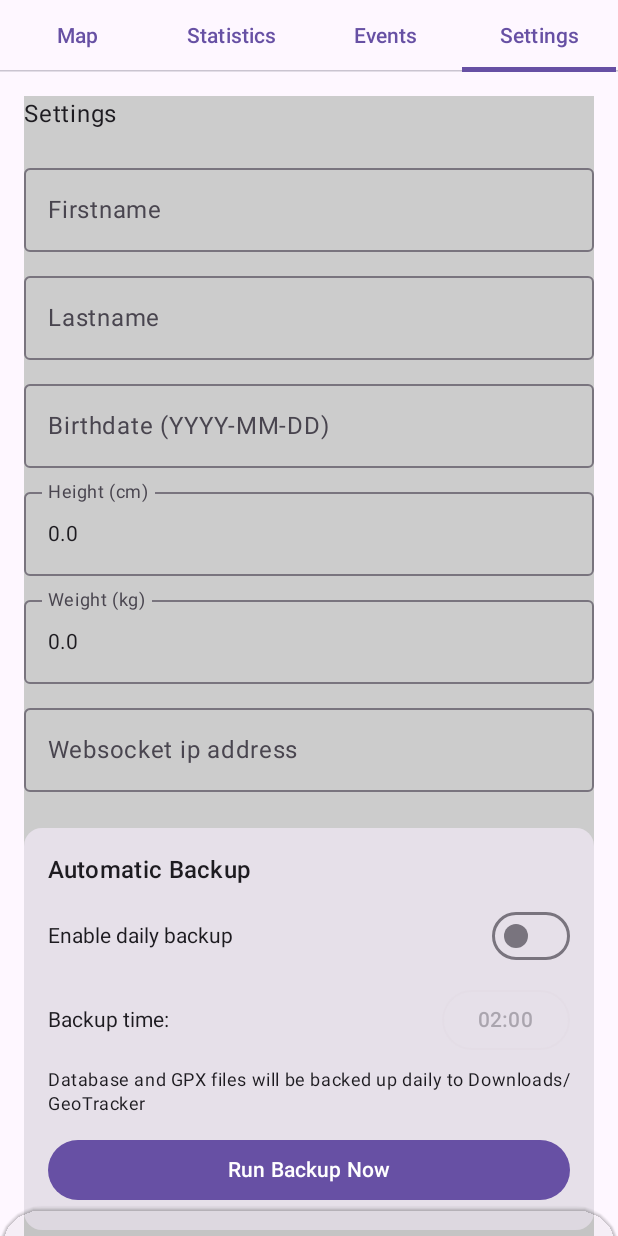
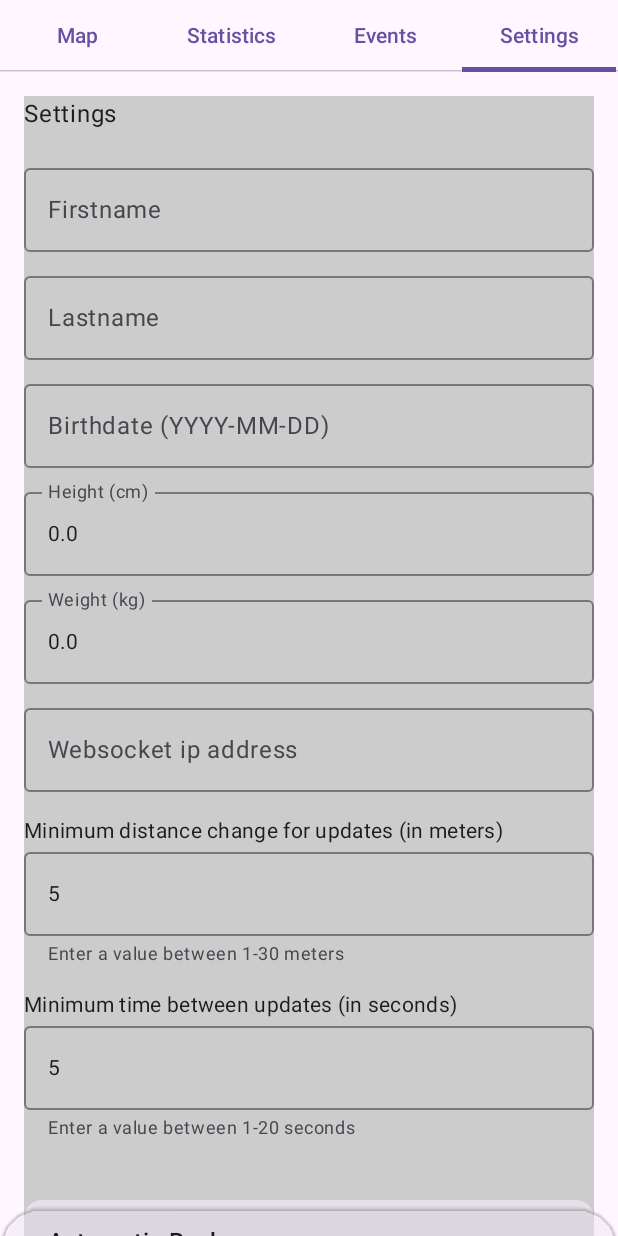
Before and after one commit to bernd-roth/GeoTracker, an Android app built with Jetpack Compose: the screen it shows after launch (MainActivity), tab 4 chosen, on a phone screen of 412 x 824 dp. Run offline under Robolectric (Android 15) with nearby library versions, the phone set to English and light mode, and no system bars; our stand-ins replace EventBus; libraries missing offline, so code that uses them is left out: org.osmdroid.config, org.osmdroid.tileprovider, org.osmdroid.util, org.osmdroid.views; pictures from the network do not load; 3 statements that could not run were skipped.

Commit message:
* implementing 2 input fields for distance and time between updates

```diff
--- /dev/null
+++ b/app/src/main/java/at/co/netconsulting/geotracker/composables/DropdownComponents.kt
@@ -0,0 +1,105 @@
+package at.co.netconsulting.geotracker.composables
+
+import androidx.compose.foundation.layout.Column
+import androidx.compose.foundation.layout.Spacer
+import androidx.compose.foundation.layout.fillMaxWidth
+import androidx.compose.foundation.layout.height
+import androidx.compose.material3.MaterialTheme
+import androidx.compose.material3.OutlinedTextField
+import androidx.compose.material3.Text
+import androidx.compose.runtime.Composable
+import androidx.compose.runtime.getValue
+import androidx.compose.runtime.mutableStateOf
+import androidx.compose.runtime.remember
+import androidx.compose.runtime.setValue
+import androidx.compose.ui.Modifier
+import androidx.compose.ui.platform.LocalContext
+import androidx.compose.ui.text.input.KeyboardType
+import androidx.compose.ui.unit.dp
+
+// Simple direct input for distance
+@Composable
+fun DistanceDropdown(
+    value: Int,
+    onValueChange: (Int) -> Unit,
+    modifier: Modifier = Modifier
+) {
+    val context = LocalContext.current
+    // Track the text input separately from the Int value
+    var textInput by remember { mutableStateOf(value.toString()) }
+
+    Column(modifier = modifier) {
+        Text(
+            text = "Minimum distance change for updates (in meters)",
+            style = MaterialTheme.typography.bodyMedium
+        )
+        Spacer(modifier = Modifier.height(4.dp))
+
+        OutlinedTextField(
+            value = textInput,
+            onValueChange = { input ->
+                // Always update the text first
+                textInput = input
+
+                // Then try to parse the number
+                val newValue = input.toIntOrNull()
+                if (newValue != null && newValue in 1..30) {
+                    onValueChange(newValue)
+                }
+            },
+            modifier = Modifier.fillMaxWidth(),
+            keyboardOptions = androidx.compose.foundation.text.KeyboardOptions(
+                keyboardType = KeyboardType.Number
+            ),
+            supportingText = { Text("Enter a value between 1-30 meters") }
+        )
+    }
+}
+
+// Simple direct input for time
+@Composable
+fun TimeDropdown(
+    value: Int,
+    onValueChange: (Int) -> Unit,
+    modifier: Modifier = Modifier
+) {
+    val context = LocalContext.current
+    var textInput by remember { mutableStateOf(value.toString()) }
+
+    Column(modifier = modifier) {
+        Text(
+            text = "Minimum time between updates (in seconds)",
+            style = MaterialTheme.typography.bodyMedium
+        )
+        Spacer(modifier = Modifier.height(4.dp))
+
+        OutlinedTextField(
+            value = textInput,
+            onValueChange = { input ->
+                // Always update the text first
+                textInput = input
+
+                // Then try to parse the number
+                val newValue = input.toIntOrNull()
+                if (newValue != null && newValue in 1..20) {
+                    onValueChange(newValue)
+                }
+            },
+            modifier = Modifier.fillMaxWidth(),
+            keyboardOptions = androidx.compose.foundation.text.KeyboardOptions(
+                keyboardType = KeyboardType.Number
+            ),
+            supportingText = { Text("Enter a value between 1-20 seconds") }
+        )
+    }
+}
+
+@Composable
+fun ManualInputOption(
+    distanceValue: Int,
+    timeValue: Int,
+    onDistanceChange: (Int) -> Unit,
+    onTimeChange: (Int) -> Unit,
+    modifier: Modifier = Modifier
+) {
+}
--- a/app/src/main/java/at/co/netconsulting/geotracker/composables/SettingsScreen.kt
+++ b/app/src/main/java/at/co/netconsulting/geotracker/composables/SettingsScreen.kt
@@ -11,6 +11,8 @@ import android.os.PowerManager
 import android.provider.Settings
 import android.widget.Toast
 import androidx.compose.foundation.background
+import androidx.compose.foundation.clickable
+import androidx.compose.foundation.layout.Box
 import androidx.compose.foundation.layout.Column
 import androidx.compose.foundation.layout.Row
 import androidx.compose.foundation.layout.Spacer
@@ -21,9 +23,14 @@ import androidx.compose.foundation.layout.padding
 import androidx.compose.foundation.layout.width
 import androidx.compose.foundation.rememberScrollState
 import androidx.compose.foundation.verticalScroll
+import androidx.compose.material.icons.Icons
+import androidx.compose.material.icons.filled.ArrowDropDown
 import androidx.compose.material3.AlertDialog
 import androidx.compose.material3.Button
 import androidx.compose.material3.Card
+import androidx.compose.material3.DropdownMenu
+import androidx.compose.material3.DropdownMenuItem
+import androidx.compose.material3.Icon
 import androidx.compose.material3.MaterialTheme
 import androidx.compose.material3.OutlinedButton
 import androidx.compose.material3.OutlinedTextField
@@ -79,6 +86,19 @@ fun SettingsScreen() {
     var websocketserver by remember {
         mutableStateOf(sharedPreferences.getString("websocketserver", "") ?: "")
     }
+
+    // Added dropdown state for minimum distance
+    var minDistanceMeters by remember {
+        mutableStateOf(sharedPreferences.getInt("minDistanceMeters", 5))
+    }
+
+    var minDistanceExpanded by remember { mutableStateOf(false) }
+
+    // Added dropdown state for minimum time
+    var minTimeSeconds by remember {
+        mutableStateOf(sharedPreferences.getInt("minTimeSeconds", 5))
+    }
+    var minTimeExpanded by remember { mutableStateOf(false) }
 
     // Auto backup settings
     var autoBackupEnabled by remember {
@@ -177,6 +197,30 @@ fun SettingsScreen() {
             onValueChange = { websocketserver = it },
             label = { Text("Websocket ip address") },
             keyboardOptions = androidx.compose.foundation.text.KeyboardOptions(keyboardType = KeyboardType.Text),
+            modifier = Modifier.fillMaxWidth()
+        )
+        Spacer(modifier = Modifier.height(16.dp))
+
+        // Minimum distance dropdown
+        DistanceDropdown(
+            value = minDistanceMeters,
+            onValueChange = { minDistanceMeters = it },
+            modifier = Modifier.fillMaxWidth()
+        )
+        Spacer(modifier = Modifier.height(16.dp))
+
+        TimeDropdown(
+            value = minTimeSeconds,
+            onValueChange = { minTimeSeconds = it },
+            modifier = Modifier.fillMaxWidth()
+        )
+        Spacer(modifier = Modifier.height(16.dp))
+
+        ManualInputOption(
+            distanceValue = minDistanceMeters,
+            timeValue = minTimeSeconds,
+            onDistanceChange = { minDistanceMeters = it },
+            onTimeChange = { minTimeSeconds = it },
             modifier = Modifier.fillMaxWidth()
         )
         Spacer(modifier = Modifier.height(16.dp))
@@ -324,7 +368,9 @@ fun SettingsScreen() {
                     websocketserver,
                     autoBackupEnabled,
                     backupHour,
-                    backupMinute
+                    backupMinute,
+                    minDistanceMeters,
+                    minTimeSeconds
                 )
 
                 // If auto backup is enabled, reschedule it with the new time
@@ -335,7 +381,6 @@ fun SettingsScreen() {
                     nextBackupTime.value = context.getSharedPreferences("BackupPrefs", Context.MODE_PRIVATE)
                         .getString("nextBackupTime", null)
                 }
-
                 Toast.makeText(context, "All settings saved", Toast.LENGTH_SHORT).show()
             },
             modifier = Modifier.fillMaxWidth()
@@ -377,7 +422,9 @@ fun saveAllSettings(
     websocketserver: String,
     autoBackupEnabled: Boolean,
     backupHour: Int,
-    backupMinute: Int
+    backupMinute: Int,
+    minDistanceMeters: Int,
+    minTimeSeconds: Int
 ) {
     sharedPreferences.edit().apply {
         putString("firstname", firstName)
@@ -389,6 +436,8 @@ fun saveAllSettings(
         putBoolean("autoBackupEnabled", autoBackupEnabled)
         putInt("backupHour", backupHour)
         putInt("backupMinute", backupMinute)
+        putInt("minDistanceMeters", minDistanceMeters)
+        putInt("minTimeSeconds", minTimeSeconds)
         apply()
     }
 }
```
Also changed, not shown: app/src/main/java/at/co/netconsulting/geotracker/location/CustomLocationListener.kt (+41 -4 lines).
